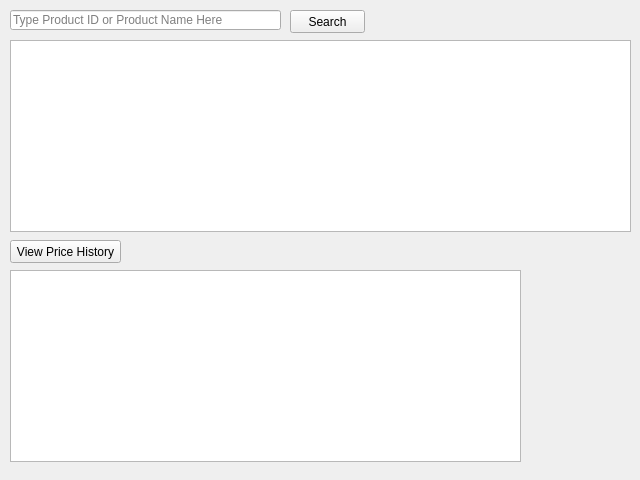
First picture: the form in app/src/ui/NEW/prices_page.ui, repository Kazu0210/Inventory-System, before the edit.
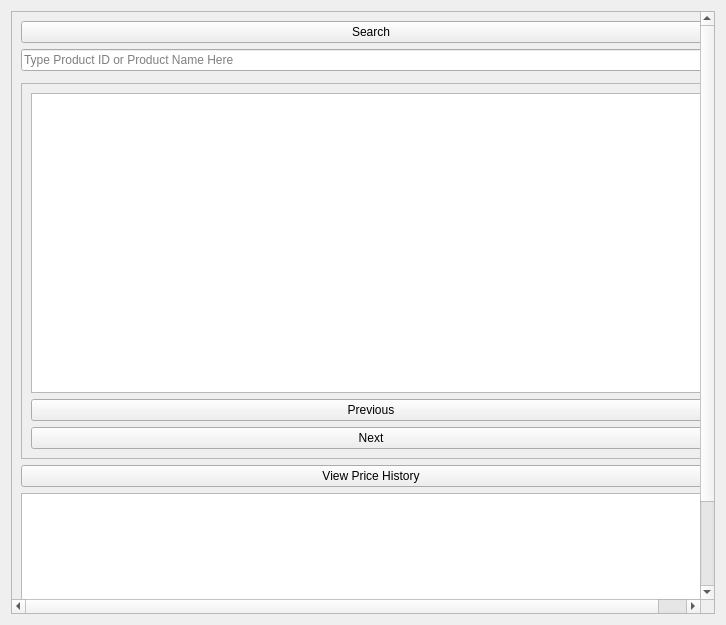
Second picture: the form after the edit.

Commit message: added pagination on prices table

```diff
--- a/app/src/ui/NEW/prices_page.ui
+++ b/app/src/ui/NEW/prices_page.ui
@@ -6,72 +6,120 @@
    <rect>
     <x>0</x>
     <y>0</y>
-    <width>640</width>
-    <height>480</height>
+    <width>726</width>
+    <height>625</height>
    </rect>
   </property>
   <property name="windowTitle">
    <string>Form</string>
   </property>
-  <widget class="QTableWidget" name="prices_tableWidget">
+  <layout class="QVBoxLayout" name="verticalLayout">
+   <item>
+    <widget class="QScrollArea" name="scrollArea">
+     <property name="widgetResizable">
+      <bool>true</bool>
+     </property>
+     <widget class="QWidget" name="scrollAreaWidgetContents">
    <property name="geometry">
     <rect>
-     <x>10</x>
-     <y>40</y>
-     <width>621</width>
-     <height>192</height>
-    </rect>
-   </property>
-  </widget>
+        <x>0</x>
+        <y>0</y>
+        <width>718</width>
+        <height>702</height>
+       </rect>
+      </property>
+      <layout class="QVBoxLayout" name="verticalLayout_2">
+       <item>
+        <widget class="QPushButton" name="search_pushButton">
+         <property name="text">
+          <string>Search</string>
+         </property>
+        </widget>
+       </item>
+       <item>
   <widget class="QLineEdit" name="searchBar_lineEdit">
-   <property name="geometry">
-    <rect>
-     <x>10</x>
-     <y>10</y>
-     <width>271</width>
-     <height>20</height>
-    </rect>
-   </property>
    <property name="placeholderText">
     <string>Type Product ID or Product Name Here</string>
    </property>
   </widget>
-  <widget class="QPushButton" name="search_pushButton">
-   <property name="geometry">
-    <rect>
-     <x>290</x>
-     <y>10</y>
-     <width>75</width>
-     <height>23</height>
-    </rect>
-   </property>
+       </item>
+       <item>
+        <widget class="QFrame" name="search_result_frame">
+         <property name="styleSheet">
+          <string notr="true">background-color: blue;</string>
+         </property>
+         <property name="frameShape">
+          <enum>QFrame::StyledPanel</enum>
+         </property>
+         <property name="frameShadow">
+          <enum>QFrame::Raised</enum>
+         </property>
+        </widget>
+       </item>
+       <item>
+        <widget class="QFrame" name="frame">
+         <property name="frameShape">
+          <enum>QFrame::StyledPanel</enum>
+         </property>
+         <property name="frameShadow">
+          <enum>QFrame::Raised</enum>
+         </property>
+         <layout class="QVBoxLayout" name="verticalLayout_3">
+          <item>
+           <widget class="QTableWidget" name="prices_tableWidget">
+            <property name="minimumSize">
+             <size>
+              <width>680</width>
+              <height>300</height>
+             </size>
+            </property>
+            <property name="maximumSize">
+             <size>
+              <width>16777215</width>
+              <height>300</height>
+             </size>
+            </property>
+           </widget>
+          </item>
+          <item>
+           <widget class="QPushButton" name="prev_pushButton">
    <property name="text">
-    <string>Search</string>
-   </property>
-  </widget>
+             <string>Previous</string>
+            </property>
+           </widget>
+          </item>
+          <item>
+           <widget class="QPushButton" name="next_pushButton">
+            <property name="text">
+             <string>Next</string>
+            </property>
+           </widget>
+          </item>
+         </layout>
+        </widget>
+       </item>
+       <item>
   <widget class="QPushButton" name="price_history_pushButton">
-   <property name="geometry">
-    <rect>
-     <x>10</x>
-     <y>240</y>
-     <width>111</width>
-     <height>23</height>
-    </rect>
-   </property>
    <property name="text">
     <string>View Price History</string>
    </property>
   </widget>
+       </item>
+       <item>
   <widget class="QTableWidget" name="price_history_tableWidget">
-   <property name="geometry">
-    <rect>
-     <x>10</x>
-     <y>270</y>
-     <width>511</width>
-     <height>192</height>
-    </rect>
-   </property>
-  </widget>
+         <property name="minimumSize">
+          <size>
+           <width>680</width>
+           <height>200</height>
+          </size>
+         </property>
+        </widget>
+       </item>
+      </layout>
+     </widget>
+    </widget>
+   </item>
+  </layout>
  </widget>
  <resources/>
  <connections/>
```
Lines whose indentation alone changed are shown as unchanged. The commit also changes 71 other files.
